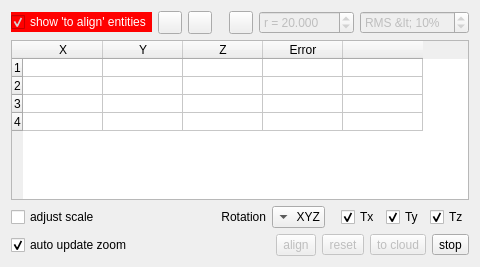
Qt form src/ui/3DpointsPickedDlg.ui (qgis/QGIS) before a commit.
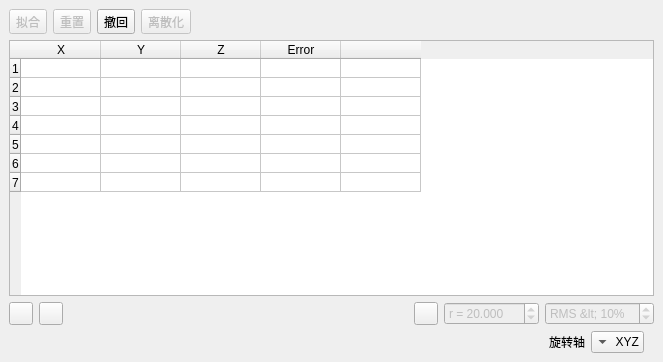
The same form after that commit. Icons and pictures are not drawn.

The edit to the form file:
```diff
--- a/src/ui/3DpointsPickedDlg.ui
+++ b/src/ui/3DpointsPickedDlg.ui
@@ -1,34 +1,181 @@
 <?xml version="1.0" encoding="UTF-8"?>
 <ui version="4.0">
- <class>pointPairRegistrationDlg</class>
- <widget class="QDialog" name="pointPairRegistrationDlg">
+ <class>pcdpickeddlg</class>
+ <widget class="QDockWidget" name="pcdpickeddlg">
   <property name="geometry">
    <rect>
     <x>0</x>
     <y>0</y>
-    <width>480</width>
-    <height>267</height>
+    <width>663</width>
+    <height>362</height>
    </rect>
   </property>
   <property name="windowTitle">
    <string>Point list picking</string>
   </property>
+  <widget class="QWidget" name="dockWidgetContents">
   <layout class="QVBoxLayout" name="verticalLayout">
+    <item>
+     <layout class="QHBoxLayout" name="horizontalLayout_2">
+      <item>
+       <widget class="QToolButton" name="niheToolButton">
+        <property name="enabled">
+         <bool>false</bool>
+        </property>
+        <property name="minimumSize">
+         <size>
+          <width>0</width>
+          <height>22</height>
+         </size>
+        </property>
+        <property name="text">
+         <string>拟合</string>
+        </property>
+       </widget>
+      </item>
+      <item>
+       <widget class="QToolButton" name="lisanhuaToolButton">
+        <property name="enabled">
+         <bool>false</bool>
+        </property>
+        <property name="text">
+         <string>重置</string>
+        </property>
+       </widget>
+      </item>
+      <item>
+       <widget class="QToolButton" name="undoToolButton">
+        <property name="toolTip">
+         <string>Close dialog (list will be lost)</string>
+        </property>
+        <property name="statusTip">
+         <string>Close dialog (list will be lost)</string>
+        </property>
+        <property name="text">
+         <string>撤回</string>
+        </property>
+        <property name="icon">
+         <iconset>
+          <normaloff>:/CC/images/smallCancel.png</normaloff>:/CC/images/smallCancel.png</iconset>
+        </property>
+       </widget>
+      </item>
+      <item>
+       <widget class="QToolButton" name="reduToolButton">
+        <property name="enabled">
+         <bool>false</bool>
+        </property>
+        <property name="statusTip">
+         <string>Convert list to new cloud (and close dialog)</string>
+        </property>
+        <property name="whatsThis">
+         <string>Convert list to new cloud (and close dialog)</string>
+        </property>
+        <property name="text">
+         <string>离散化</string>
+        </property>
+        <property name="icon">
+         <iconset>
+          <normaloff>:/CC/images/smallValidate.png</normaloff>:/CC/images/smallValidate.png</iconset>
+        </property>
+       </widget>
+      </item>
+      <item>
+       <spacer name="horizontalSpacer_3">
+        <property name="orientation">
+         <enum>Qt::Horizontal</enum>
+        </property>
+        <property name="sizeHint" stdset="0">
+         <size>
+          <width>40</width>
+          <height>20</height>
+         </size>
+        </property>
+       </spacer>
+      </item>
+     </layout>
+    </item>
+    <item>
+     <widget class="QTableWidget" name="alignedPointsTableWidget">
+      <property name="editTriggers">
+       <set>QAbstractItemView::NoEditTriggers</set>
+      </property>
+      <property name="showDropIndicator" stdset="0">
+       <bool>false</bool>
+      </property>
+      <property name="selectionMode">
+       <enum>QAbstractItemView::NoSelection</enum>
+      </property>
+      <attribute name="horizontalHeaderDefaultSectionSize">
+       <number>80</number>
+      </attribute>
+      <attribute name="verticalHeaderDefaultSectionSize">
+       <number>19</number>
+      </attribute>
+      <row>
+       <property name="text">
+        <string notr="true">1</string>
+       </property>
+      </row>
+      <row>
+       <property name="text">
+        <string notr="true">2</string>
+       </property>
+      </row>
+      <row>
+       <property name="text">
+        <string notr="true">3</string>
+       </property>
+      </row>
+      <row>
+       <property name="text">
+        <string notr="true">4</string>
+       </property>
+      </row>
+      <row>
+       <property name="text">
+        <string>5</string>
+       </property>
+      </row>
+      <row>
+       <property name="text">
+        <string>6</string>
+       </property>
+      </row>
+      <row>
+       <property name="text">
+        <string>7</string>
+       </property>
+      </row>
+      <column>
+       <property name="text">
+        <string notr="true">X</string>
+       </property>
+      </column>
+      <column>
+       <property name="text">
+        <string notr="true">Y</string>
+       </property>
+      </column>
+      <column>
+       <property name="text">
+        <string notr="true">Z</string>
+       </property>
+      </column>
+      <column>
+       <property name="text">
+        <string>Error</string>
+       </property>
+      </column>
+      <column>
+       <property name="text">
+        <string/>
+       </property>
+      </column>
+     </widget>
+    </item>
    <item>
     <layout class="QHBoxLayout" name="horizontalLayout">
-     <item>
-      <widget class="QCheckBox" name="showAlignedCheckBox">
-       <property name="styleSheet">
-        <string notr="true">background-color: red; color: white;</string>
-       </property>
-       <property name="text">
-        <string>show 'to align' entities</string>
-       </property>
-       <property name="checked">
-        <bool>true</bool>
-       </property>
-      </widget>
-     </item>
      <item>
       <widget class="QToolButton" name="unstackAlignToolButton">
        <property name="icon">
@@ -127,79 +274,8 @@
      </item>
     </layout>
    </item>
-   <item>
-    <widget class="QTableWidget" name="alignedPointsTableWidget">
-     <property name="editTriggers">
-      <set>QAbstractItemView::NoEditTriggers</set>
-     </property>
-     <property name="showDropIndicator" stdset="0">
-      <bool>false</bool>
-     </property>
-     <property name="selectionMode">
-      <enum>QAbstractItemView::NoSelection</enum>
-     </property>
-     <attribute name="horizontalHeaderDefaultSectionSize">
-      <number>80</number>
-     </attribute>
-     <attribute name="verticalHeaderDefaultSectionSize">
-      <number>18</number>
-     </attribute>
-     <row>
-      <property name="text">
-       <string notr="true">1</string>
-      </property>
-     </row>
-     <row>
-      <property name="text">
-       <string notr="true">2</string>
-      </property>
-     </row>
-     <row>
-      <property name="text">
-       <string notr="true">3</string>
-      </property>
-     </row>
-     <row>
-      <property name="text">
-       <string notr="true">4</string>
-      </property>
-     </row>
-     <column>
-      <property name="text">
-       <string notr="true">X</string>
-      </property>
-     </column>
-     <column>
-      <property name="text">
-       <string notr="true">Y</string>
-      </property>
-     </column>
-     <column>
-      <property name="text">
-       <string notr="true">Z</string>
-      </property>
-     </column>
-     <column>
-      <property name="text">
-       <string>Error</string>
-      </property>
-     </column>
-     <column>
-      <property name="text">
-       <string/>
-      </property>
-     </column>
-    </widget>
-   </item>
    <item>
     <layout class="QHBoxLayout" name="horizontalLayout_4">
-     <item>
-      <widget class="QCheckBox" name="adjustScaleCheckBox">
-       <property name="text">
-        <string>adjust scale</string>
-       </property>
-      </widget>
-     </item>
      <item>
       <spacer name="horizontalSpacer_4">
        <property name="orientation">
@@ -222,7 +298,7 @@
         </sizepolicy>
        </property>
        <property name="text">
-        <string>Rotation</string>
+         <string>旋转轴</string>
        </property>
        <property name="alignment">
         <set>Qt::AlignRight|Qt::AlignTrailing|Qt::AlignVCenter</set>
@@ -281,156 +357,10 @@
        </property>
       </spacer>
      </item>
-     <item>
-      <widget class="QCheckBox" name="TxCheckBox">
-       <property name="sizePolicy">
-        <sizepolicy hsizetype="Maximum" vsizetype="Fixed">
-         <horstretch>0</horstretch>
-         <verstretch>0</verstretch>
-        </sizepolicy>
-       </property>
-       <property name="toolTip">
-        <string>Constrains the translation along particular axes (warning: experimental)</string>
-       </property>
-       <property name="text">
-        <string notr="true">Tx</string>
-       </property>
-       <property name="checked">
-        <bool>true</bool>
-       </property>
-      </widget>
-     </item>
-     <item>
-      <widget class="QCheckBox" name="TyCheckBox">
-       <property name="sizePolicy">
-        <sizepolicy hsizetype="Maximum" vsizetype="Fixed">
-         <horstretch>0</horstretch>
-         <verstretch>0</verstretch>
-        </sizepolicy>
-       </property>
-       <property name="toolTip">
-        <string>Constrains the translation along particular axes (warning: experimental)</string>
-       </property>
-       <property name="text">
-        <string notr="true">Ty</string>
-       </property>
-       <property name="checked">
-        <bool>true</bool>
-       </property>
-      </widget>
-     </item>
-     <item>
-      <widget class="QCheckBox" name="TzCheckBox">
-       <property name="sizePolicy">
-        <sizepolicy hsizetype="Maximum" vsizetype="Fixed">
-         <horstretch>0</horstretch>
-         <verstretch>0</verstretch>
-        </sizepolicy>
-       </property>
-       <property name="toolTip">
-        <string>Constrains the translation along particular axes (warning: experimental)</string>
-       </property>
-       <property name="text">
-        <string notr="true">Tz</string>
-       </property>
-       <property name="checked">
-        <bool>true</bool>
-       </property>
-      </widget>
-     </item>
-    </layout>
-   </item>
-   <item>
-    <layout class="QHBoxLayout" name="horizontalLayout_2">
-     <item>
-      <widget class="QCheckBox" name="autoZoomCheckBox">
-       <property name="text">
-        <string>auto update zoom</string>
-       </property>
-       <property name="checked">
-        <bool>true</bool>
-       </property>
-      </widget>
-     </item>
-     <item>
-      <spacer name="horizontalSpacer_3">
-       <property name="orientation">
-        <enum>Qt::Horizontal</enum>
-       </property>
-       <property name="sizeHint" stdset="0">
-        <size>
-         <width>40</width>
-         <height>20</height>
-        </size>
-       </property>
-      </spacer>
-     </item>
-     <item>
-      <widget class="QToolButton" name="alignToolButton">
-       <property name="enabled">
-        <bool>false</bool>
-       </property>
-       <property name="minimumSize">
-        <size>
-         <width>0</width>
-         <height>22</height>
-        </size>
-       </property>
-       <property name="text">
-        <string>align</string>
-       </property>
-      </widget>
-     </item>
-     <item>
-      <widget class="QToolButton" name="resetToolButton">
-       <property name="enabled">
-        <bool>false</bool>
-       </property>
-       <property name="text">
-        <string>reset</string>
-       </property>
-      </widget>
-     </item>
-     <item>
-      <widget class="QToolButton" name="validToolButton">
-       <property name="enabled">
-        <bool>false</bool>
-       </property>
-       <property name="statusTip">
-        <string>Convert list to new cloud (and close dialog)</string>
-       </property>
-       <property name="whatsThis">
-        <string>Convert list to new cloud (and close dialog)</string>
-       </property>
-       <property name="text">
-        <string>to cloud</string>
-       </property>
-       <property name="icon">
-        <iconset>
-         <normaloff>:/CC/images/smallValidate.png</normaloff>:/CC/images/smallValidate.png</iconset>
-       </property>
-      </widget>
-     </item>
-     <item>
-      <widget class="QToolButton" name="cancelToolButton">
-       <property name="toolTip">
-        <string>Close dialog (list will be lost)</string>
-       </property>
-       <property name="statusTip">
-        <string>Close dialog (list will be lost)</string>
-       </property>
-       <property name="text">
-        <string>stop</string>
-       </property>
-       <property name="icon">
-        <iconset>
-         <normaloff>:/CC/images/smallCancel.png</normaloff>:/CC/images/smallCancel.png</iconset>
-       </property>
-      </widget>
-     </item>
-    </layout>
-   </item>
-  </layout>
+     </layout>
+    </item>
+   </layout>
+  </widget>
  </widget>
  <resources/>
  <connections>
```
Left out of the diff: 53 changed lines with no effect on the pictures. Lines whose indentation alone changed are shown as unchanged.
